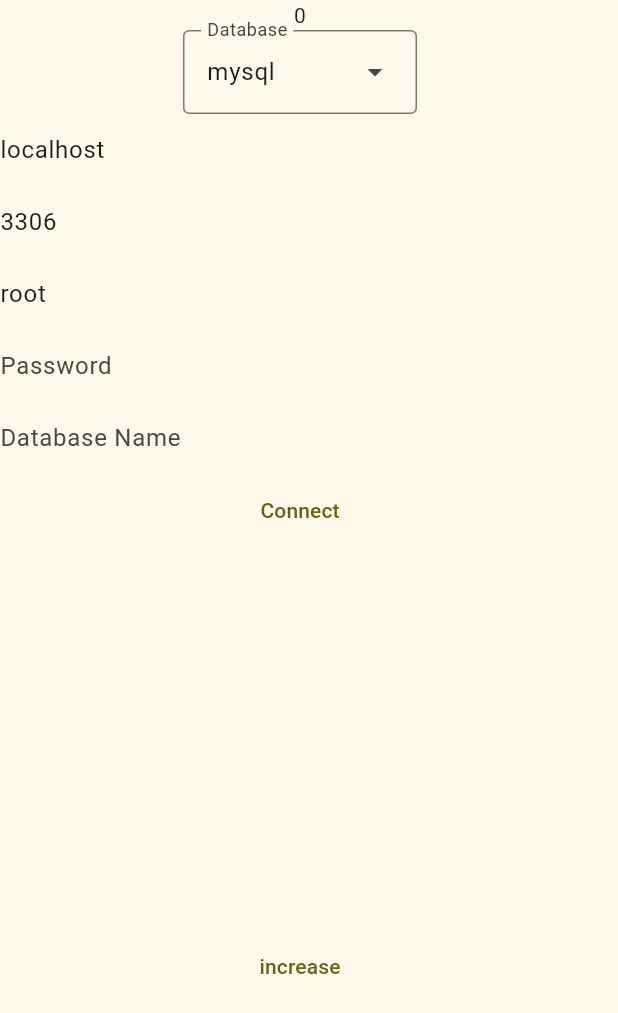
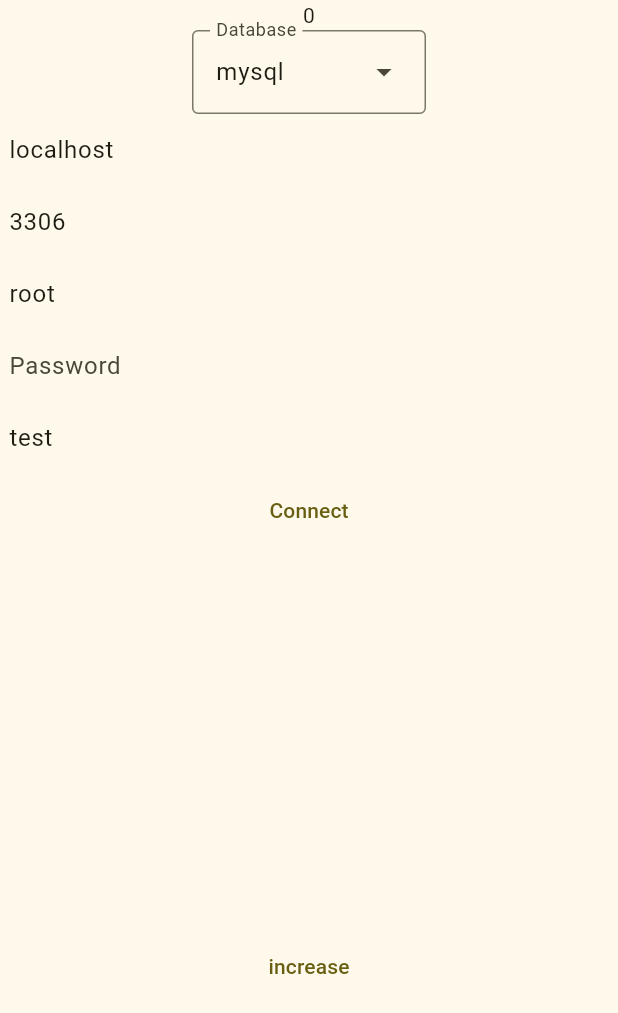
Before and after one commit to arlyxiao/data-viewer, a Flutter app: the screen it shows after launch, after a tap on "Connect", on a phone screen of 412 x 824 dp. Shown: the top 1013 px of the screen. Run offline on Flutter 3.47's test engine with Material 2 defaults, Android fonts, the phone set to English and light mode, and no system bars; our stand-ins replace go_router; missing offline and left inert: mysql1.

Commit message:
Update folder

```diff
--- /dev/null
+++ b/lib/common/constant.dart
@@ -0,0 +1,7 @@
+class DatabaseConstant {
+  static String host = 'localhost';
+  static int port = 3306;
+  static String username = 'root';
+  static String password = '';
+  static String name = 'test';
+}
--- a/lib/main.dart
+++ b/lib/main.dart
@@ -1,11 +1,10 @@
 import 'package:flutter/material.dart';
-import 'package:flutter/services.dart';
 import 'package:go_router/go_router.dart';
 import 'package:provider/provider.dart';
 
 import './common/theme.dart';
 import './models/form.dart';
-import './views/db_types.dart';
+import './views/database_connection_form.dart';
 
 void main() => runApp(const MyApp());
 
@@ -43,9 +42,14 @@
         body: Column(
       children: [
         Text('${context.watch<FormModel>().counter}'),
-        const SizedBox(width: 400, height: 600, child: DbConnectionForm()),
+        const Center(
+          child: SizedBox(
+              width: 400, height: 600, child: DatabaseConnectionForm()),
+        ),
         // const SizedBox(width: 400, height: 200, child: MyWidget()),
-        TextButton(onPressed: Provider.of<FormModel>(context).increase, child: const Text('increase'))
+        TextButton(
+            onPressed: Provider.of<FormModel>(context).increase,
+            child: const Text('increase'))
       ],
     ));
   }
@@ -57,96 +61,14 @@
   @override
   Widget build(BuildContext context) {
     return MultiProvider(
-      providers: [ChangeNotifierProvider(create: (BuildContext context) => FormModel())],
+      providers: [
+        ChangeNotifierProvider(create: (BuildContext context) => FormModel())
+      ],
       child: MaterialApp.router(
         title: 'Provider Demo',
         theme: appTheme,
         routerConfig: router(),
       ),
-    );
-  }
-}
-
-class DbConnectionForm extends StatefulWidget {
-  const DbConnectionForm({super.key});
-
-  @override
-  State<DbConnectionForm> createState() => _DbConnectionFormState();
-}
-
-class _DbConnectionFormState extends State<DbConnectionForm> {
-  var _host = 'localhost';
-  var _port = 3306;
-  var _username = 'root';
-  var _password = '';
-  var _db = '';
-
-  Future<void> _connect() async {
-    final database = Provider.of<FormModel>(context, listen: false).database;
-    await Provider.of<FormModel>(context, listen: false)
-        .insert(database: database, host: _host, port: _port, username: _username, password: _password, db: _db);
-  }
-
-  @override
-  Widget build(BuildContext context) {
-    return Column(
-      children: [
-        const DropdownMenuExample(),
-        TextFormField(
-          initialValue: 'localhost',
-          decoration: const InputDecoration(border: InputBorder.none, hintText: 'host'),
-          onChanged: (text) {
-            setState(() {
-              _host = text;
-            });
-          },
-        ),
-        TextFormField(
-          initialValue: '3306',
-          keyboardType: TextInputType.number,
-          inputFormatters: [
-            FilteringTextInputFormatter.digitsOnly,
-            LengthLimitingTextInputFormatter(5),
-          ],
-          decoration: const InputDecoration(border: InputBorder.none, hintText: 'Port'),
-          onChanged: (text) {
-            setState(() {
-              try {
-                _port = int.parse(text);
-              } on Exception catch (e) {
-                // ignore: avoid_print
-                print('something is wrong $e');
-              }
-            });
-          },
-        ),
-        TextFormField(
-          initialValue: 'root',
-          decoration: const InputDecoration(border: InputBorder.none, hintText: 'Username'),
-          onChanged: (text) {
-            setState(() {
-              _username = text;
-            });
-          },
-        ),
-        TextField(
-          decoration: const InputDecoration(border: InputBorder.none, hintText: 'Password'),
-          onChanged: (text) {
-            setState(() {
-              _password = text;
-            });
-          },
-        ),
-        TextField(
-          decoration: const InputDecoration(border: InputBorder.none, hintText: 'Database Name'),
-          onChanged: (text) {
-            setState(() {
-              _db = text;
-            });
-          },
-        ),
-        TextButton(onPressed: _connect, child: const Text('Connect'))
-      ],
     );
   }
 }
--- a/lib/models/form.dart
+++ b/lib/models/form.dart
@@ -14,14 +14,20 @@
   String get database => _database;
 
   Future<void> insert(
-      {required String database, required String host, required int port, required String username, required String password, required String db}) async {
+      {required String database,
+      required String host,
+      required int port,
+      required String username,
+      required String password,
+      required String db}) async {
     /* if (!dbTypes.contains(type)) {
       return;
     } */
 
     try {
       // var settings = ConnectionSettings(host: 'localhost', port: 3306, user: 'root', db: 'test');
-      var settings = ConnectionSettings(host: host, port: port, user: username, db: db);
+      var settings =
+          ConnectionSettings(host: host, port: port, user: username, db: db);
       var conn = await MySqlConnection.connect(settings);
       var results = await conn.query('SELECT * FROM `users`');
 
@@ -40,10 +46,13 @@
     } on Exception catch (e) {
       if (kDebugMode) {
         print('something is wrong: $e');
+        print(db);
+        print(host);
       }
     }
 
-    dbList[database]!.add({'host': host, 'username': username, 'password': password});
+    dbList[database]!
+        .add({'host': host, 'username': username, 'password': password});
 
     notifyListeners();
   }
--- /dev/null
+++ b/lib/views/database_connection_form.dart
@@ -0,0 +1,103 @@
+import 'package:flutter/material.dart';
+import 'package:flutter/services.dart';
+import 'package:provider/provider.dart';
+
+import '../common/constant.dart';
+import '../models/form.dart';
+import './database_menu.dart';
+
+class DatabaseConnectionForm extends StatefulWidget {
+  const DatabaseConnectionForm({super.key});
+
+  @override
+  State<DatabaseConnectionForm> createState() => _FormState();
+}
+
+class _FormState extends State<DatabaseConnectionForm> {
+  var _host = DatabaseConstant.host;
+  var _port = DatabaseConstant.port;
+  var _username = DatabaseConstant.username;
+  var _password = DatabaseConstant.password;
+  var _db = DatabaseConstant.name;
+
+  Future<void> _connect() async {
+    final database = Provider.of<FormModel>(context, listen: false).database;
+    await Provider.of<FormModel>(context, listen: false).insert(
+        database: database,
+        host: _host,
+        port: _port,
+        username: _username,
+        password: _password,
+        db: _db);
+  }
+
+  @override
+  Widget build(BuildContext context) {
+    return Column(
+      children: [
+        const DatabaseDropdownMenu(),
+        TextFormField(
+          initialValue: DatabaseConstant.host,
+          decoration:
+              const InputDecoration(border: InputBorder.none, hintText: 'host'),
+          onChanged: (text) {
+            setState(() {
+              _host = text;
+            });
+          },
+        ),
+        TextFormField(
+          initialValue: '${DatabaseConstant.port}',
+          keyboardType: TextInputType.number,
+          inputFormatters: [
+            FilteringTextInputFormatter.digitsOnly,
+            LengthLimitingTextInputFormatter(5),
+          ],
+          decoration:
+              const InputDecoration(border: InputBorder.none, hintText: 'Port'),
+          onChanged: (text) {
+            setState(() {
+              try {
+                _port = int.parse(text);
+              } on Exception catch (e) {
+                // ignore: avoid_print
+                print('something is wrong $e');
+              }
+            });
+          },
+        ),
+        TextFormField(
+          initialValue: DatabaseConstant.username,
+          decoration: const InputDecoration(
+              border: InputBorder.none, hintText: 'Username'),
+          onChanged: (text) {
+            setState(() {
+              _username = text;
+            });
+          },
+        ),
+        TextFormField(
+          initialValue: DatabaseConstant.password,
+          decoration: const InputDecoration(
+              border: InputBorder.none, hintText: 'Password'),
+          onChanged: (text) {
+            setState(() {
+              _password = text;
+            });
+          },
+        ),
+        TextFormField(
+          initialValue: DatabaseConstant.name,
+          decoration: const InputDecoration(
+              border: InputBorder.none, hintText: 'Database Name'),
+          onChanged: (text) {
+            setState(() {
+              _db = text;
+            });
+          },
+        ),
+        TextButton(onPressed: _connect, child: const Text('Connect'))
+      ],
+    );
+  }
+}
--- a/lib/views/db_types.dart
+++ b/lib/views/database_menu.dart
@@ -3,23 +3,25 @@
 
 import '../models/form.dart';
 
-class DropdownMenuExample extends StatefulWidget {
-  const DropdownMenuExample({super.key});
+class DatabaseDropdownMenu extends StatefulWidget {
+  const DatabaseDropdownMenu({super.key});
 
   @override
-  State<DropdownMenuExample> createState() => _DropdownMenuExampleState();
+  State<DatabaseDropdownMenu> createState() => _DatabaseDropdownMenuState();
 }
 
-class _DropdownMenuExampleState extends State<DropdownMenuExample> {
+class _DatabaseDropdownMenuState extends State<DatabaseDropdownMenu> {
   final TextEditingController colorController = TextEditingController();
   ValueLabel? selectedValue;
 
   @override
   Widget build(BuildContext context) {
-    final List<DropdownMenuEntry<ValueLabel>> options = <DropdownMenuEntry<ValueLabel>>[];
+    final List<DropdownMenuEntry<ValueLabel>> options =
+        <DropdownMenuEntry<ValueLabel>>[];
     for (final ValueLabel option in ValueLabel.values) {
       options.add(
-        DropdownMenuEntry<ValueLabel>(value: option, label: option.label, enabled: true),
+        DropdownMenuEntry<ValueLabel>(
+            value: option, label: option.label, enabled: true),
       );
     }
 
@@ -31,7 +33,8 @@
       onSelected: (ValueLabel? option) {
         setState(() {
           selectedValue = option;
-          Provider.of<FormModel>(context, listen: false).selectDatabase(option!.value);
+          Provider.of<FormModel>(context, listen: false)
+              .selectDatabase(option!.value);
         });
       },
     );
```
